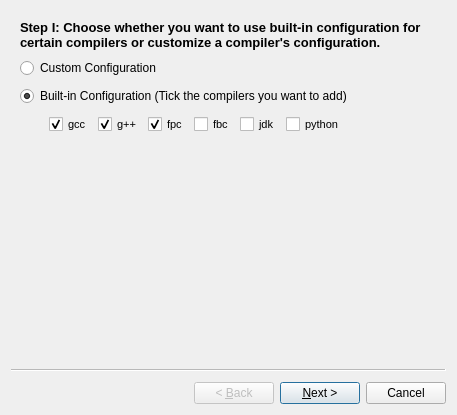
Sojiv/Project_lemon, file addcompilerwizard.ui: the form before one commit.
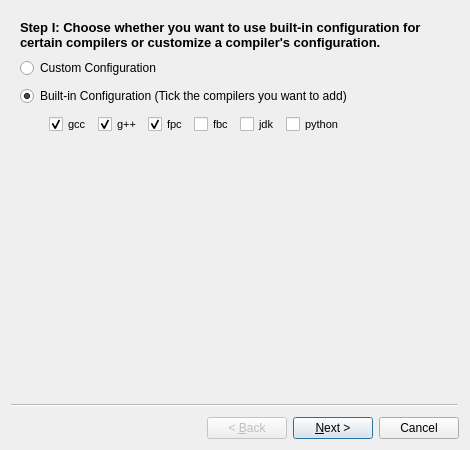
The form after the commit.

```diff
--- a/addcompilerwizard.ui
+++ b/addcompilerwizard.ui
@@ -6,14 +6,14 @@
    <rect>
     <x>0</x>
     <y>0</y>
-    <width>457</width>
-    <height>415</height>
+    <width>470</width>
+    <height>450</height>
    </rect>
   </property>
   <property name="minimumSize">
    <size>
-    <width>457</width>
-    <height>415</height>
+    <width>470</width>
+    <height>450</height>
    </size>
   </property>
   <property name="windowTitle">
```
Left out of the diff: 60 changed lines with no effect on the pictures.
